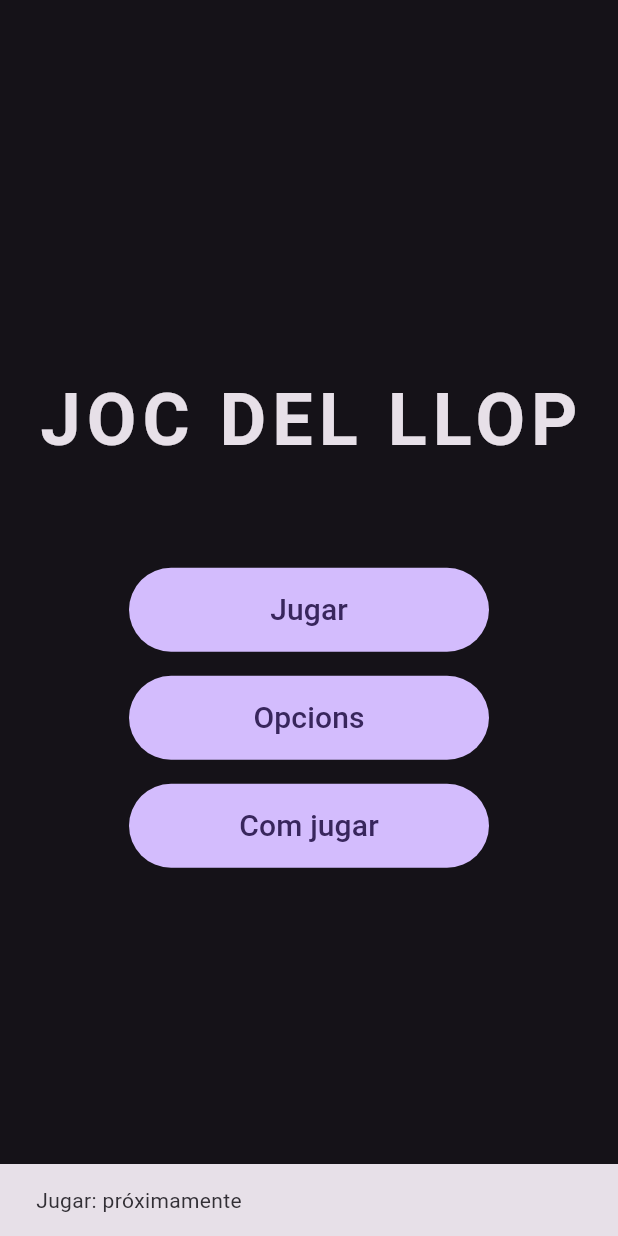
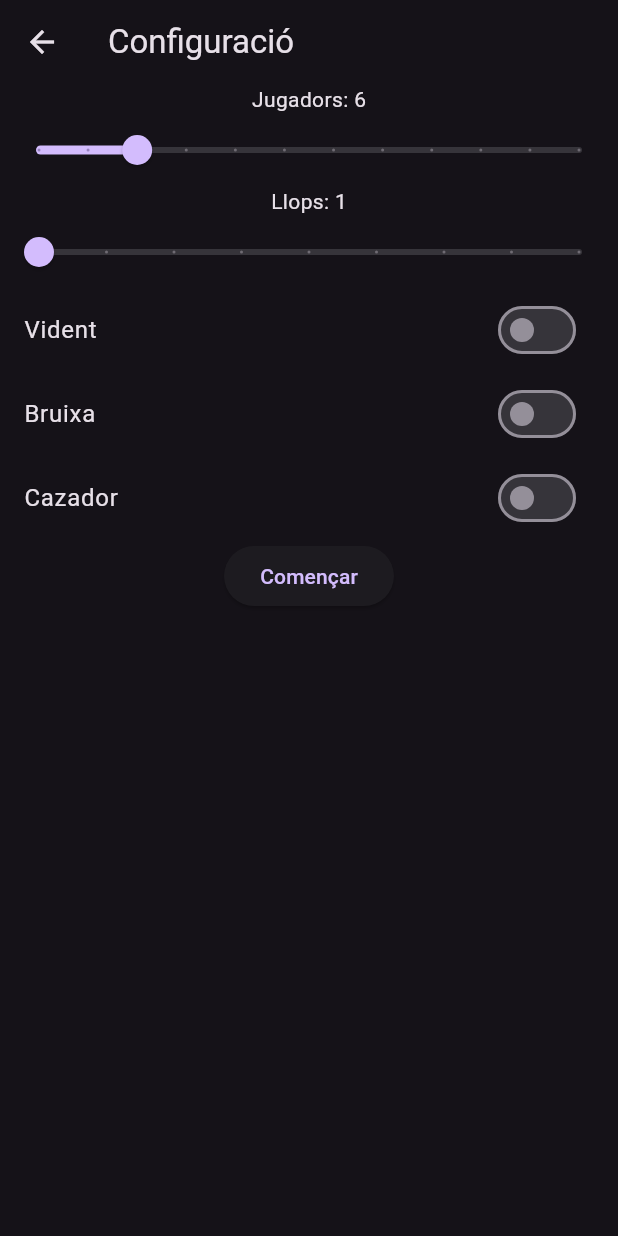
Before and after one commit to GorkaSancho/JuegoLobo_mobil, a Flutter app: the screen it shows after launch, after a tap on "Jugar", on a phone screen of 412 x 824 dp. Run offline on Flutter 3.47's test engine with Material 3 defaults, Android fonts, the phone set to English and light mode, and no system bars.

Commit message:
Afegida pantalla configuracio i feta clase configuracio

```diff
--- /dev/null
+++ b/lib/ConfiguracioPartida.dart
@@ -0,0 +1,15 @@
+class ConfiguracioPartida {
+  final int nJugadors;
+  final int nLlops;
+  final bool vident;
+  final bool bruixa;
+  final bool cazador;
+
+  const ConfiguracioPartida({
+    required this.nJugadors,
+    required this.nLlops,
+    this.vident = true,
+    this.bruixa = true,
+    this.cazador = true,
+  });
+}
--- /dev/null
+++ b/lib/config_menu.dart
@@ -0,0 +1,70 @@
+import 'package:flutter/material.dart';
+import 'ConfiguracioPartida.dart';
+class ConfigScreen extends StatefulWidget {
+  const ConfigScreen({super.key});
+
+  @override
+  State<ConfigScreen> createState() => _ConfigScreenState();
+}
+
+class _ConfigScreenState extends State<ConfigScreen> {
+  int _numJugadors = 6;
+  int _numLlops = 1;
+  bool _hiHaVident = false;
+  bool _hihaBruixa = false;
+  bool _hihaCazador = false;
+
+  @override
+  Widget build(BuildContext context) {
+    return Scaffold(
+      appBar: AppBar(title: const Text('Configuració')),
+      body: Column(
+        children: [
+          Text('Jugadors: $_numJugadors'),
+          Slider(
+            value: _numJugadors.toDouble(),
+            min: 4,
+            max: 15,
+            divisions: 11,
+            onChanged: (v) => setState(() => _numJugadors = v.round()),
+          ),
+          Text('Llops: $_numLlops'),
+          Slider(
+            value: _numLlops.toDouble(),
+            min: 1,
+            max: 8,
+            divisions: 8,
+            onChanged: (v) => setState(() => _numLlops = v.round()),
+          ),
+          SwitchListTile(
+            title: const Text('Vident'),
+            value: _hiHaVident,
+            onChanged: (v) => setState(() => _hiHaVident = v),
+          ),
+          SwitchListTile(
+              title: const Text('Bruixa'),
+              value: _hihaBruixa,
+              onChanged: (v) => setState(() => _hihaBruixa = v)
+          ),
+          SwitchListTile(
+              title: const Text('Cazador'),
+              value: _hihaCazador,
+              onChanged: (v) => setState(()=> _hihaCazador = v)
+          ),
+          ElevatedButton(
+            onPressed: () {
+              final config = ConfiguracioPartida(
+                nJugadors: _numJugadors,
+                nLlops: _numLlops,
+                vident: _hiHaVident,
+                bruixa: _hihaBruixa,
+                cazador: _hihaCazador,
+              );
+            },
+            child: const Text('Començar'),
+          ),
+        ],
+      ),
+    );
+  }
+}
--- a/lib/main_menu.dart
+++ b/lib/main_menu.dart
@@ -1,5 +1,5 @@
 import 'package:flutter/material.dart';
-
+import "config_menu.dart";
 import 'how_to_play.dart';
 
 // Pantalla del menú principal.
@@ -32,8 +32,14 @@ class MainMenuScreen extends StatelessWidget {
               const SizedBox(height: 64),
               _MenuButton(
                 texto: 'Jugar',
-                onPressed: () => _proximamente(context, 'Jugar'),
-              ),
+                onPressed: () {
+                  Navigator.push(
+                    context,
+                    MaterialPageRoute(
+                      builder: (context) => const ConfigScreen(),
+                    ),
+                  );
+                }),
               const SizedBox(height: 16),
               _MenuButton(
                 texto: 'Opcions',
```
